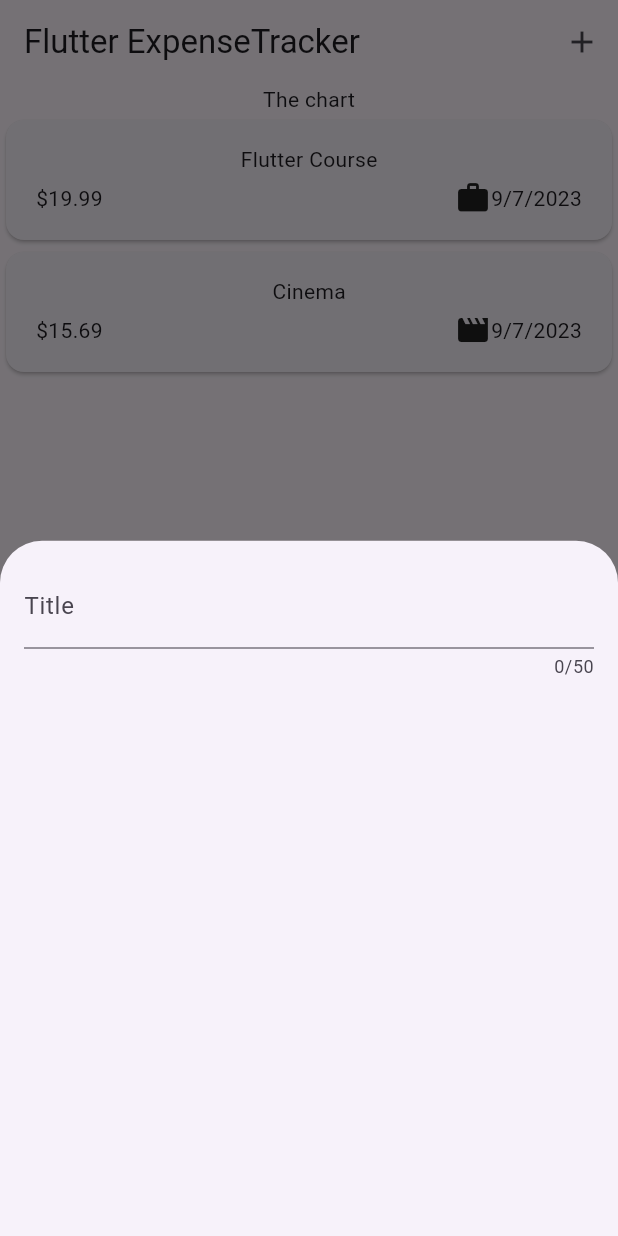
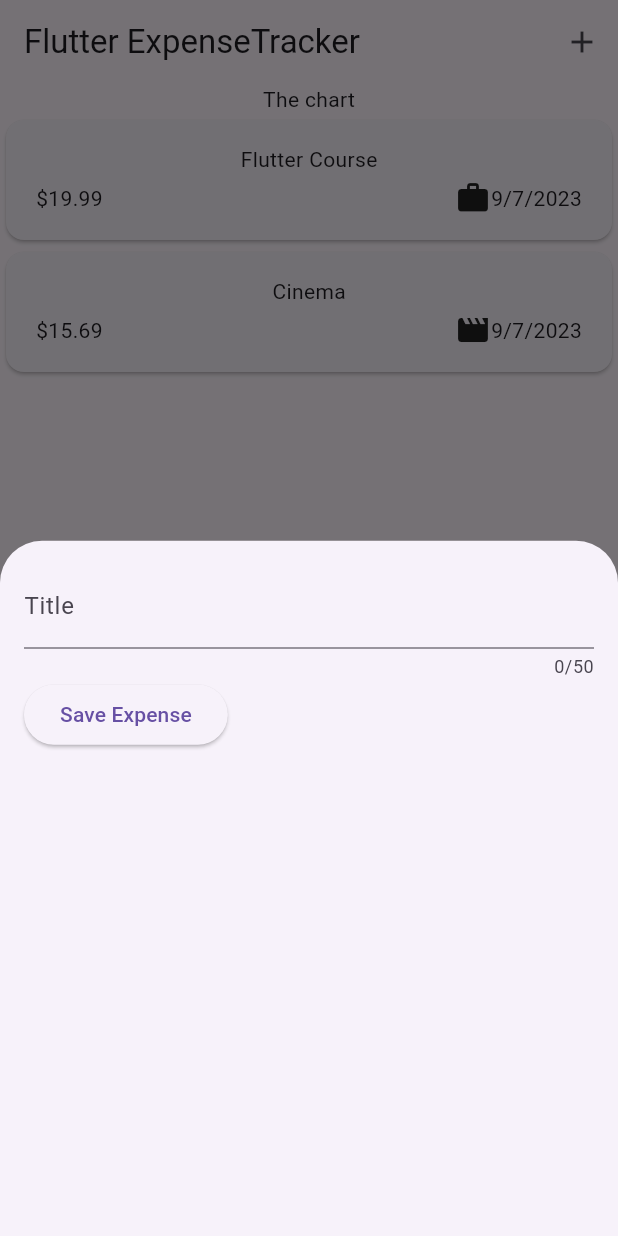
Before and after one commit to PandeyRajnish/expense_tracker, a Flutter app: the screen it shows after launch, after a tap on the "add" icon, on a phone screen of 412 x 824 dp. Run offline on Flutter 3.47's test engine with Material 2 defaults, Android fonts, the phone set to English and light mode, and no system bars.

Commit message:
Get User Input on Every Keystroke

```diff
--- a/lib/widget/new_expense.dart
+++ b/lib/widget/new_expense.dart
@@ -10,17 +10,32 @@ class NewExpense extends StatefulWidget {
 }
 
 class _NewExpense extends State<NewExpense> {
+  var _enteredTitle = '';
+
+  void _saveTitleInput(String inputValue) {
+    _enteredTitle = inputValue;
+  }
+
   @override
   Widget build(BuildContext context) {
-    return const Padding(
-      padding: EdgeInsets.all(16),
+    return Padding(
+      padding: const EdgeInsets.all(16),
       child: Column(
         children: [
           TextField(
+            onChanged: _saveTitleInput,
             maxLength: 50,
-            decoration: InputDecoration(
-              label: Text('Title')
-            ),
+            decoration: const InputDecoration(label: Text('Title')),
+          ),
+          Row(
+            children: [
+              ElevatedButton(
+                onPressed: () {
+                  print(_enteredTitle);
+                },
+                child: const Text('Save Expense'),
+              ),
+            ],
           ),
         ],
       ),
```
